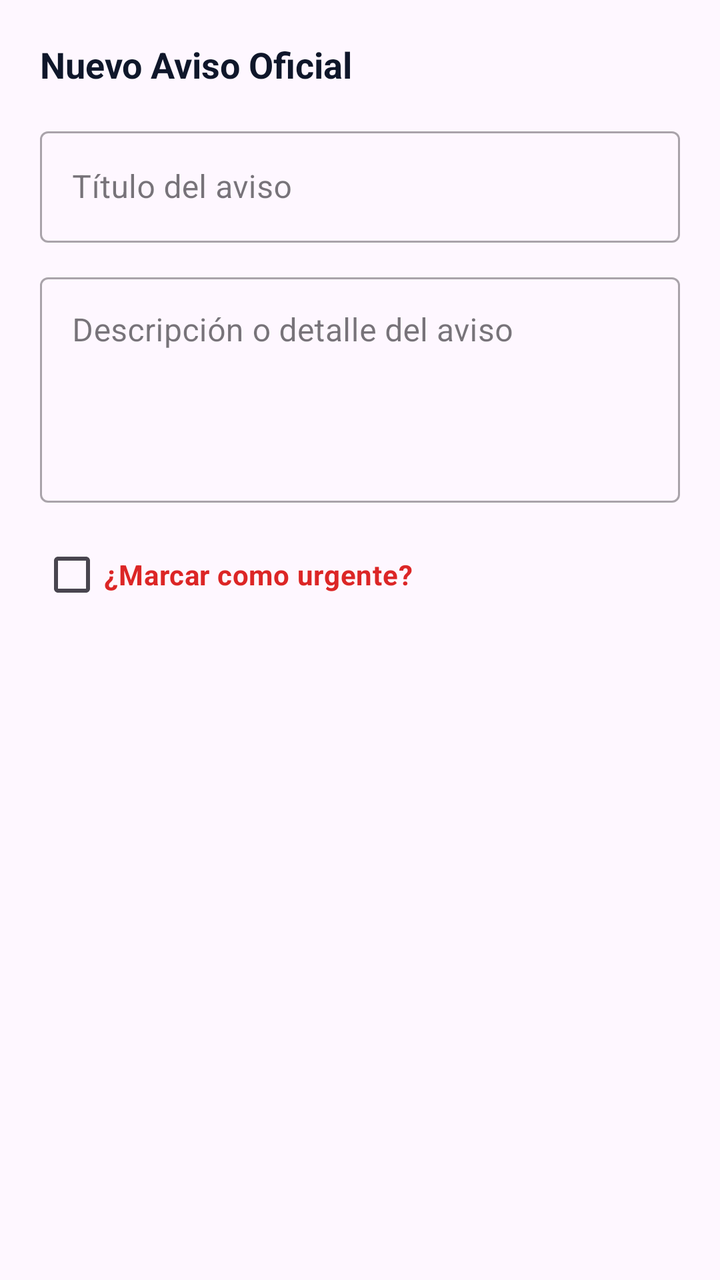
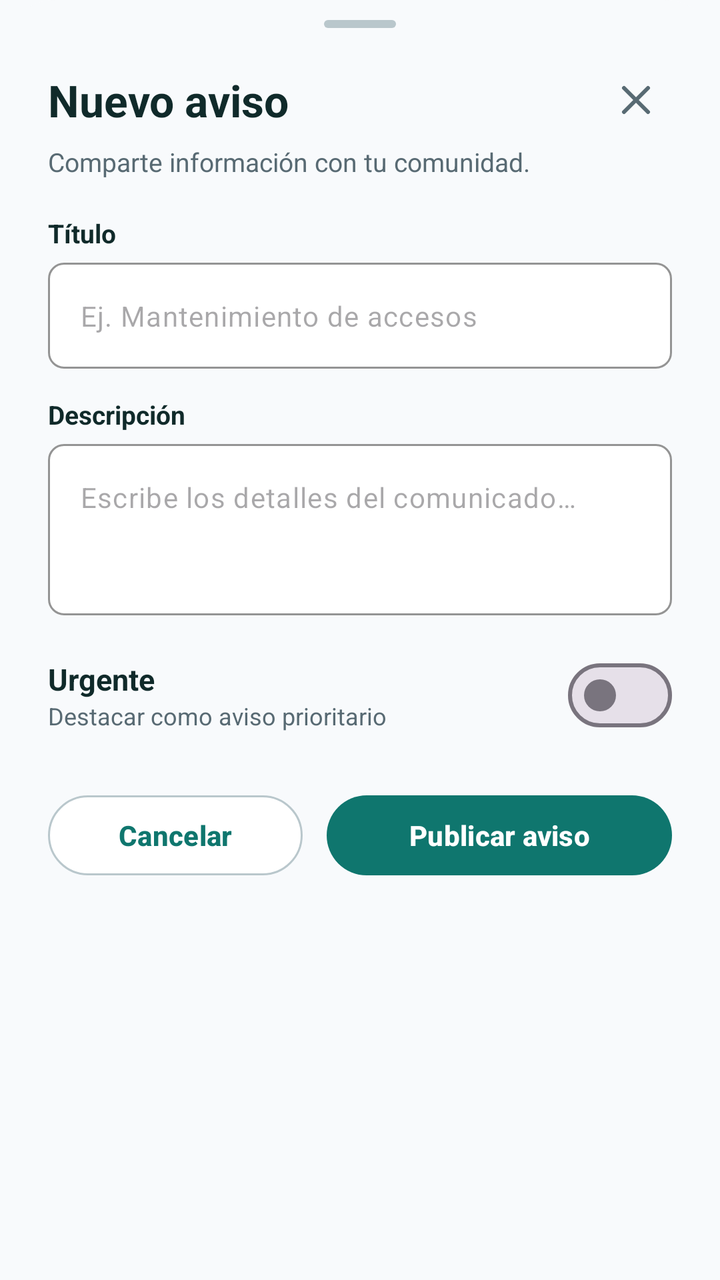

Two renders of the same Android screen: before a commit and after it. Below are the layout's source before the change and the commit's diff.
<!-- AndroidManifest.xml: application theme Theme.BarrioRed -->
<!-- res/layout/dialog_create_announcement.xml -->
<?xml version="1.0" encoding="utf-8"?>
<LinearLayout xmlns:android="http://schemas.android.com/apk/res/android"
    xmlns:app="http://schemas.android.com/apk/res-auto"
    android:layout_width="match_parent"
    android:layout_height="wrap_content"
    android:orientation="vertical"
    android:padding="20dp">

    <TextView
        android:layout_width="wrap_content"
        android:layout_height="wrap_content"
        android:text="@string/create_announcement_title"
        android:textSize="18sp"
        android:textStyle="bold"
        android:textColor="@color/text_primary" />

    <com.google.android.material.textfield.TextInputLayout
        android:id="@+id/tilAnnouncementTitle"
        style="@style/Widget.MaterialComponents.TextInputLayout.OutlinedBox"
        android:layout_width="match_parent"
        android:layout_height="wrap_content"
        android:layout_marginTop="16dp"
        android:hint="@string/announcement_title_hint">

        <com.google.android.material.textfield.TextInputEditText
            android:id="@+id/etAnnouncementTitle"
            android:layout_width="match_parent"
            android:layout_height="wrap_content"
            android:inputType="textCapSentences"
            android:maxLines="2" />
    </com.google.android.material.textfield.TextInputLayout>

    <com.google.android.material.textfield.TextInputLayout
        android:id="@+id/tilAnnouncementDesc"
        style="@style/Widget.MaterialComponents.TextInputLayout.OutlinedBox"
        android:layout_width="match_parent"
        android:layout_height="wrap_content"
        android:layout_marginTop="12dp"
        android:hint="@string/announcement_desc_hint">

        <com.google.android.material.textfield.TextInputEditText
            android:id="@+id/etAnnouncementDesc"
            android:layout_width="match_parent"
            android:layout_height="wrap_content"
            android:inputType="textMultiLine|textCapSentences"
            android:lines="4"
            android:gravity="top|start" />
    </com.google.android.material.textfield.TextInputLayout>

    <com.google.android.material.checkbox.MaterialCheckBox
        android:id="@+id/cbIsUrgent"
        android:layout_width="wrap_content"
        android:layout_height="wrap_content"
        android:layout_marginTop="12dp"
        android:text="@string/checkbox_urgent"
        android:textColor="@color/badge_urgent"
        android:textStyle="bold" />

</LinearLayout>
<!-- resources referenced by this layout -->
<resources>
  <color name="badge_urgent">#DC2626</color>
  <color name="text_primary">#0F172A</color>
  <string name="announcement_desc_hint">Descripción o detalle del aviso</string>
  <string name="announcement_title_hint">Título del aviso</string>
  <string name="checkbox_urgent">¿Marcar como urgente?</string>
  <string name="create_announcement_title">Nuevo Aviso Oficial</string>
  <style name="Theme.BarrioRed" parent="Theme.Material3.Light.NoActionBar">
          <item name="colorPrimary">@color/primary</item>
          <item name="colorOnPrimary">@color/white</item>
          <item name="colorSecondaryContainer">@color/primary_light</item>
          <item name="colorOnSecondaryContainer">@color/primary</item>
          <item name="android:statusBarColor">@color/card_surface</item>
          <item name="android:windowLightStatusBar">true</item>
          <item name="android:navigationBarColor">@color/card_surface</item>
          <item name="android:windowLightNavigationBar" tools:targetApi="o_mr1">true</item>
      </style>
  <color name="primary">#1E3A8A</color>
  <color name="white">#FFFFFFFF</color>
  <color name="primary_light">#DBEAFE</color>
  <color name="card_surface">#FFFFFF</color>
</resources>

<!-- the commit's change to res/layout/dialog_create_announcement.xml (unified diff, before → after) -->
@@ -3,57 +3,194 @@
     xmlns:app="http://schemas.android.com/apk/res-auto"
     android:layout_width="match_parent"
     android:layout_height="wrap_content"
+    android:background="@drawable/bg_bottom_sheet"
     android:orientation="vertical"
-    android:padding="20dp">
+    android:paddingStart="24dp"
+    android:paddingEnd="24dp"
+    android:paddingTop="10dp"
+    android:paddingBottom="24dp">
+
+    
+    <View
+        android:layout_width="36dp"
+        android:layout_height="4dp"
+        android:layout_gravity="center_horizontal"
+        android:background="@drawable/bg_drag_handle" />
+
+    
+    <LinearLayout
+        android:layout_width="match_parent"
+        android:layout_height="wrap_content"
+        android:layout_marginTop="18dp"
+        android:gravity="center_vertical"
+        android:orientation="horizontal">
+
+        <TextView
+            android:layout_width="0dp"
+            android:layout_height="wrap_content"
+            android:layout_weight="1"
+            android:text="@string/create_announcement_title"
+            android:textSize="22sp"
+            android:textStyle="bold"
+            android:textColor="@color/text_primary" />
+
+        <ImageButton
+            android:id="@+id/btnCloseAnnouncementModal"
+            android:layout_width="36dp"
+            android:layout_height="36dp"
+            android:background="?attr/selectableItemBackgroundBorderless"
+            android:src="@drawable/ic_close"
+            android:contentDescription="@string/btn_cancel" />
+    </LinearLayout>
+
+    <TextView
+        android:layout_width="match_parent"
+        android:layout_height="wrap_content"
+        android:layout_marginTop="4dp"
+        android:text="Comparte información con tu comunidad."
+        android:textSize="13sp"
+        android:textColor="@color/text_secondary" />
 
     <TextView
         android:layout_width="wrap_content"
         android:layout_height="wrap_content"
-        android:text="@string/create_announcement_title"
-        android:textSize="18sp"
+        android:layout_marginTop="18dp"
+        android:text="Título"
+        android:textSize="13sp"
         android:textStyle="bold"
         android:textColor="@color/text_primary" />
 
     <com.google.android.material.textfield.TextInputLayout
         android:id="@+id/tilAnnouncementTitle"
-        style="@style/Widget.MaterialComponents.TextInputLayout.OutlinedBox"
+        style="@style/Widget.Material3.TextInputLayout.OutlinedBox"
         android:layout_width="match_parent"
         android:layout_height="wrap_content"
-        android:layout_marginTop="16dp"
-        android:hint="@string/announcement_title_hint">
+        android:layout_marginTop="6dp"
+        app:boxBackgroundColor="@color/card_surface"
+        app:boxCornerRadiusTopStart="8dp"
+        app:boxCornerRadiusTopEnd="8dp"
+        app:boxCornerRadiusBottomStart="8dp"
+        app:boxCornerRadiusBottomEnd="8dp"
+        app:boxStrokeColor="@color/border_input_modal"
+        app:hintEnabled="false">
 
         <com.google.android.material.textfield.TextInputEditText
             android:id="@+id/etAnnouncementTitle"
             android:layout_width="match_parent"
             android:layout_height="wrap_content"
+            android:hint="@string/announcement_title_hint"
             android:inputType="textCapSentences"
-            android:maxLines="2" />
+            android:maxLines="2"
+            android:textColor="@color/text_primary"
+            android:textSize="14sp" />
     </com.google.android.material.textfield.TextInputLayout>
+
+    <TextView
+        android:layout_width="wrap_content"
+        android:layout_height="wrap_content"
+        android:layout_marginTop="14dp"
+        android:text="Descripción"
+        android:textSize="13sp"
+        android:textStyle="bold"
+        android:textColor="@color/text_primary" />
 
     <com.google.android.material.textfield.TextInputLayout
         android:id="@+id/tilAnnouncementDesc"
-        style="@style/Widget.MaterialComponents.TextInputLayout.OutlinedBox"
+        style="@style/Widget.Material3.TextInputLayout.OutlinedBox"
         android:layout_width="match_parent"
         android:layout_height="wrap_content"
-        android:layout_marginTop="12dp"
-        android:hint="@string/announcement_desc_hint">
+        android:layout_marginTop="6dp"
+        app:boxBackgroundColor="@color/card_surface"
+        app:boxCornerRadiusTopStart="8dp"
+        app:boxCornerRadiusTopEnd="8dp"
+        app:boxCornerRadiusBottomStart="8dp"
+        app:boxCornerRadiusBottomEnd="8dp"
+        app:boxStrokeColor="@color/border_input_modal"
+        app:hintEnabled="false">
 
         <com.google.android.material.textfield.TextInputEditText
             android:id="@+id/etAnnouncementDesc"
             android:layout_width="match_parent"
             android:layout_height="wrap_content"
+            android:hint="@string/announcement_desc_hint"
             android:inputType="textMultiLine|textCapSentences"
-            android:lines="4"
-            android:gravity="top|start" />
+            android:minLines="3"
+            android:gravity="top|start"
+            android:textColor="@color/text_primary"
+            android:textSize="14sp" />
     </com.google.android.material.textfield.TextInputLayout>
 
-    <com.google.android.material.checkbox.MaterialCheckBox
-        android:id="@+id/cbIsUrgent"
-        android:layout_width="wrap_content"
+    
+    <LinearLayout
+        android:layout_width="match_parent"
         android:layout_height="wrap_content"
-        android:layout_marginTop="12dp"
-        android:text="@string/checkbox_urgent"
-        android:textColor="@color/badge_urgent"
-        android:textStyle="bold" />
+        android:layout_marginTop="16dp"
+        android:gravity="center_vertical"
+        android:orientation="horizontal">
+
+        <LinearLayout
+            android:layout_width="0dp"
+            android:layout_height="wrap_content"
+            android:layout_weight="1"
+            android:orientation="vertical">
+
+            <TextView
+                android:layout_width="wrap_content"
+                android:layout_height="wrap_content"
+                android:text="@string/checkbox_urgent"
+                android:textSize="15sp"
+                android:textStyle="bold"
+                android:textColor="@color/text_primary" />
+
+            <TextView
+                android:layout_width="wrap_content"
+                android:layout_height="wrap_content"
+                android:text="Destacar como aviso prioritario"
+                android:textSize="12sp"
+                android:textColor="@color/text_secondary" />
+        </LinearLayout>
+
+        <com.google.android.material.materialswitch.MaterialSwitch
+            android:id="@+id/switchIsUrgent"
+            android:layout_width="wrap_content"
+            android:layout_height="wrap_content" />
+    </LinearLayout>
+
+    
+    <LinearLayout
+        android:layout_width="match_parent"
+        android:layout_height="wrap_content"
+        android:layout_marginTop="22dp"
+        android:orientation="horizontal">
+
+        <com.google.android.material.button.MaterialButton
+            android:id="@+id/btnCancelAnnouncementModal"
+            style="@style/Widget.Material3.Button.OutlinedButton"
+            android:layout_width="0dp"
+            android:layout_height="48dp"
+            android:layout_weight="0.85"
+            android:layout_marginEnd="6dp"
+            android:text="@string/btn_cancel"
+            android:textColor="@color/primary"
+            android:textSize="14sp"
+            android:textStyle="bold"
+            app:backgroundTint="@color/card_surface"
+            app:cornerRadius="24dp"
+            app:strokeColor="@color/border_input_modal"
+            app:strokeWidth="1dp" />
+
+        <com.google.android.material.button.MaterialButton
+            android:id="@+id/btnPublishAnnouncementModal"
+            android:layout_width="0dp"
+            android:layout_height="48dp"
+            android:layout_weight="1.15"
+            android:layout_marginStart="6dp"
+            android:text="@string/btn_publish_announcement"
+            android:textColor="@color/white"
+            android:textSize="14sp"
+            android:textStyle="bold"
+            app:cornerRadius="24dp"
+            app:backgroundTint="@color/primary" />
+    </LinearLayout>
 
 </LinearLayout>
<!-- resource entries referenced after the edit -->
@@ -1,24 +1,58 @@
 <!-- resources referenced by this layout -->
 <resources>
-  <color name="badge_urgent">#DC2626</color>
-  <color name="text_primary">#0F172A</color>
-  <string name="announcement_desc_hint">Descripción o detalle del aviso</string>
-  <string name="announcement_title_hint">Título del aviso</string>
-  <string name="checkbox_urgent">¿Marcar como urgente?</string>
-  <string name="create_announcement_title">Nuevo Aviso Oficial</string>
+  <color name="border_input_modal">#B9C7CC</color>
+  <color name="text_primary">#102A2A</color>
+  <color name="text_secondary">#586A73</color>
+  <string name="announcement_desc_hint">Escribe los detalles del comunicado…</string>
+  <string name="announcement_title_hint">Ej. Mantenimiento de accesos</string>
+  <string name="btn_cancel">Cancelar</string>
+  <string name="btn_publish_announcement">Publicar aviso</string>
+  <string name="checkbox_urgent">Urgente</string>
+  <string name="create_announcement_title">Nuevo aviso</string>
   <style name="Theme.BarrioRed" parent="Theme.Material3.Light.NoActionBar">
           <item name="colorPrimary">@color/primary</item>
           <item name="colorOnPrimary">@color/white</item>
           <item name="colorSecondaryContainer">@color/primary_light</item>
           <item name="colorOnSecondaryContainer">@color/primary</item>
-          <item name="android:statusBarColor">@color/card_surface</item>
+          <item name="android:colorBackground">@color/bg_screen</item>
+          <item name="android:statusBarColor">@color/bg_screen</item>
           <item name="android:windowLightStatusBar">true</item>
           <item name="android:navigationBarColor">@color/card_surface</item>
           <item name="android:windowLightNavigationBar" tools:targetApi="o_mr1">true</item>
       </style>
-  <color name="primary">#1E3A8A</color>
+  <color name="bg_screen">#F8FAFC</color>
+  <color name="primary">#0F766E</color>
   <color name="white">#FFFFFFFF</color>
-  <color name="primary_light">#DBEAFE</color>
+  <!-- drawable bg_bottom_sheet (drawable) -->
+  <shape xmlns:android="http://schemas.android.com/apk/res/android"
+      android:shape="rectangle">
+      <corners
+          android:topLeftRadius="28dp"
+          android:topRightRadius="28dp"
+          android:bottomLeftRadius="0dp"
+          android:bottomRightRadius="0dp" />
+      <solid android:color="@color/bg_screen" />
+  </shape>
+  <!-- drawable bg_drag_handle (drawable) -->
+  <shape xmlns:android="http://schemas.android.com/apk/res/android"
+      android:shape="rectangle">
+      <corners android:radius="2dp" />
+      <solid android:color="@color/border_input_modal" />
+  </shape>
+  <!-- drawable ic_close (drawable) -->
+  <vector xmlns:android="http://schemas.android.com/apk/res/android"
+      android:width="24dp"
+      android:height="24dp"
+      android:viewportWidth="24"
+      android:viewportHeight="24">
+      <path
+          android:fillColor="#00000000"
+          android:strokeColor="#586A73"
+          android:strokeWidth="2"
+          android:strokeLineCap="round"
+          android:pathData="M6,6l12,12M18,6L6,18"/>
+  </vector>
+  <color name="primary_light">#E3F2EE</color>
   <color name="card_surface">#FFFFFF</color>
 </resources>
 
